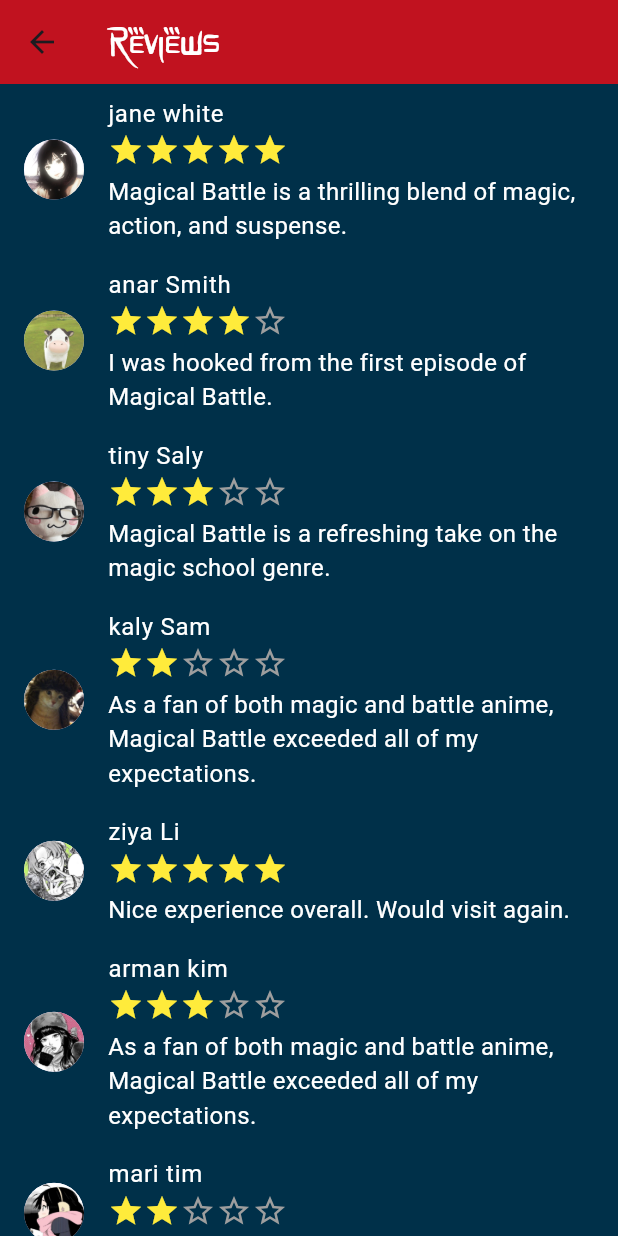
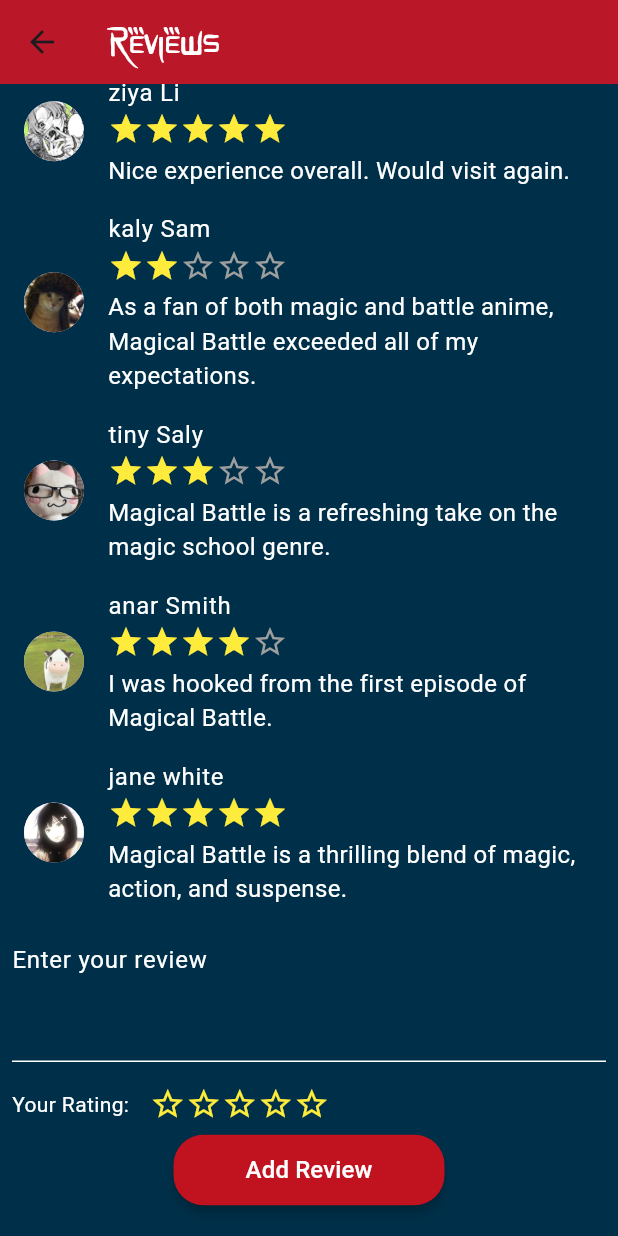
Before and after one commit to Wirtinius/JJK, a Flutter app: the MenuPage screen opened directly, after a tap on "Reviews", on a phone screen of 412 x 824 dp. Run offline on Flutter 3.47's test engine with Material 3 defaults, Android fonts, the phone set to English and light mode, and no system bars.

Commit message:
add review section

```diff
--- a/jjk/lib/menu.dart
+++ b/jjk/lib/menu.dart
@@ -110,7 +110,7 @@ class MenuPage extends StatelessWidget {
                   onPressed: () {
                  Navigator.push(
                  context,
-                 MaterialPageRoute(builder: (context) => ReviewsPage(reviews: reviews)),
+                 MaterialPageRoute(builder: (context) => ReviewsPage()),
                      );
                           },
 
--- a/jjk/lib/reviws.dart
+++ b/jjk/lib/reviws.dart
@@ -1,3 +1,5 @@
+import 'dart:math';
+
 import 'package:flutter/material.dart';
 
 class Review {
@@ -43,7 +45,8 @@ List<Review> reviews = [
     surname: 'Sam',
     avatar: 'assets/ava4.jpg',
     rating: 2,
-    text: 'As a fan of both magic and battle anime, Magical Battle exceeded all of my expectations.',
+    text:
+        'As a fan of both magic and battle anime, Magical Battle exceeded all of my expectations.',
   ),
   Review(
     name: 'ziya',
@@ -57,7 +60,8 @@ List<Review> reviews = [
     surname: 'kim',
     avatar: 'assets/ava6.jpg',
     rating: 3,
-    text: 'As a fan of both magic and battle anime, Magical Battle exceeded all of my expectations.',
+    text:
+        'As a fan of both magic and battle anime, Magical Battle exceeded all of my expectations.',
   ),
   Review(
     name: 'mari',
@@ -68,10 +72,33 @@ List<Review> reviews = [
   ),
 ];
 
-class ReviewsPage extends StatelessWidget {
-  final List<Review> reviews;
+class ReviewsPage extends StatefulWidget {
+  @override
+  _ReviewsPageState createState() => _ReviewsPageState();
+}
 
-  ReviewsPage({required this.reviews});
+class _ReviewsPageState extends State<ReviewsPage> {
+  TextEditingController _textEditingController = TextEditingController();
+  int _rating = 0;
+  late String _randomAvatar;
+  late String _randomName;
+
+  @override
+  void initState() {
+    super.initState();
+    _randomAvatar = _generateRandomAvatar();
+    _randomName = _generateRandomName();
+  }
+
+  String _generateRandomAvatar() {
+    int randomNum = Random().nextInt(7) + 1;
+    return 'assets/ava$randomNum.jpg';
+  }
+
+  String _generateRandomName() {
+    List<String> names = ['John', 'Alice', 'Emma', 'David', 'Sophia', 'Liam', 'Olivia'];
+    return names[Random().nextInt(names.length)];
+  }
 
   @override
   Widget build(BuildContext context) {
@@ -88,8 +115,13 @@ class ReviewsPage extends StatelessWidget {
         ),
         backgroundColor: Color.fromARGB(255, 193, 18, 31),
       ),
-      body: ListView.builder(
+      body: Column(
+        crossAxisAlignment: CrossAxisAlignment.start,
+        children: <Widget>[
+          Expanded(
+            child: ListView.builder(
               itemCount: reviews.length,
+              reverse: true,
               itemBuilder: (context, index) {
                 return ListTile(
                   leading: CircleAvatar(
@@ -120,12 +152,95 @@ class ReviewsPage extends StatelessWidget {
                 );
               },
             ),
+          ),
+          Padding(
+            padding: const EdgeInsets.all(8.0),
+            child: TextField(
+              controller: _textEditingController,
+              decoration: InputDecoration(
+                hintText: 'Enter your review',
+                hintStyle: TextStyle(color: Colors.white),
+                enabledBorder: UnderlineInputBorder(
+                  borderSide: BorderSide(color: Colors.white),
+                ),
+                focusedBorder: UnderlineInputBorder(
+                  borderSide: BorderSide(color: Colors.white),
+                ),
+              ),
+              style: TextStyle(color: Colors.white),
+              maxLines: 3,
+            ),
+          ),
+          Padding(
+            padding: const EdgeInsets.all(8.0),
+            child: Row(
+              children: <Widget>[
+                Text(
+                  'Your Rating: ',
+                  style: TextStyle(color: Colors.white),
+                ),
+                SizedBox(width: 10),
+                for (int i = 1; i <= 5; i++)
+                  InkWell(
+                    onTap: () {
+                      setState(() {
+                        _rating = i;
+                      });
+                    },
+                    child: Icon(
+                      _rating >= i ? Icons.star : Icons.star_border,
+                      color: Colors.yellow,
+                    ),
+                  ),
+              ],
+            ),
+          ),
+          Center(
+  child: Padding(
+    padding: const EdgeInsets.only(bottom: 20.0),
+    child: ElevatedButton(
+      onPressed: () {
+        setState(() {
+          reviews.add(Review(
+            name: _randomName,
+            surname: '',
+            avatar: _randomAvatar,
+            rating: _rating,
+            text: _textEditingController.text,
+          ));
+          _textEditingController.clear();
+          _rating = 0;
+          _randomAvatar = _generateRandomAvatar();
+          _randomName = _generateRandomName();
+        });
+      },
+      style: ElevatedButton.styleFrom(
+        foregroundColor: Colors.white, backgroundColor: Color.fromARGB(255, 193, 18, 31),
+        elevation: 3,
+        shape: RoundedRectangleBorder(
+          borderRadius: BorderRadius.circular(20),
+        ),
+      ),
+      child: Padding(
+        padding: const EdgeInsets.symmetric(vertical: 12, horizontal: 24),
+        child: Text(
+          'Add Review',
+          style: TextStyle(
+            fontSize: 16,
+          ),
+        ),
+      ),
+    ),
+  ),
+)
+        ],
+      ),
     );
   }
 }
 
 void main() {
   runApp(MaterialApp(
-    home: ReviewsPage(reviews: reviews),
+    home: ReviewsPage(),
   ));
 }
```
Lines whose indentation alone changed are shown as unchanged.
